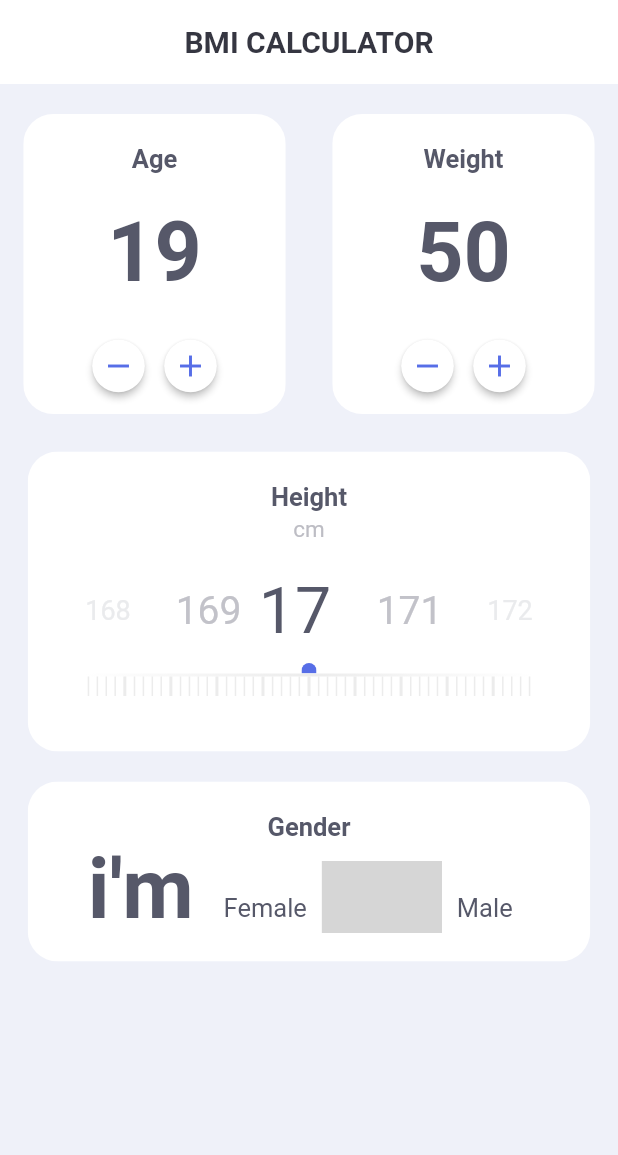
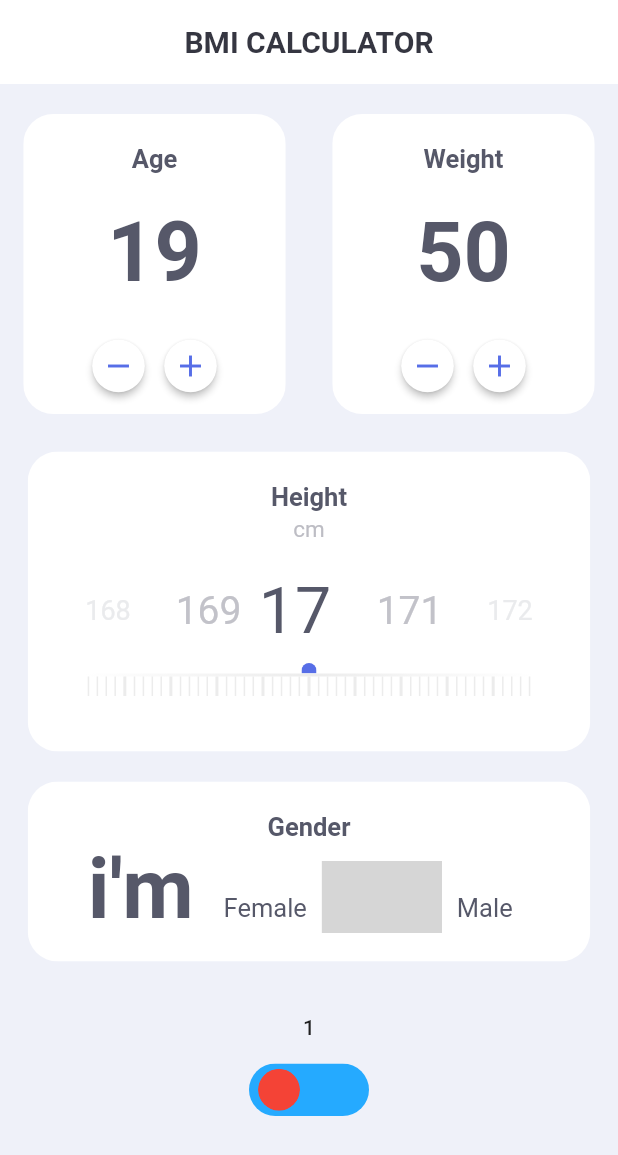
Before and after one commit to kisa002/kinburn, a Flutter app: the screen it shows after launch, after a tap on the "remove" icon, on a phone screen of 412 x 824 dp. Shown: the top 1155 px of the screen. Run offline on Flutter 3.47's test engine with Material 2 defaults, Android fonts, the phone set to English and light mode, and no system bars; our stand-ins replace flutter_swiper; missing offline and left inert: custom_switch; grey boxes are pictures that could not be loaded.

Commit message:
스위치 형태 구현

```diff
--- a/lib/main.dart
+++ b/lib/main.dart
@@ -26,6 +26,9 @@ class KinBurn extends StatefulWidget {
 }
 
 class _KinBurnState extends State<KinBurn> {
+  final int GENDER_MALE = 1;
+  final int GENDER_FEMALE = 2;
+
   final _appbarColor = const Color(0xff353641);
 
   final _textColor = const Color(0xff565869);
@@ -38,6 +41,8 @@ class _KinBurnState extends State<KinBurn> {
   final _primaryColor = const Color(0xff576EE7);
 
   final double _radius = 20;
+
+  int _gender = 1;
 
   int _age = 20;
   int _weight = 50;
@@ -377,6 +382,45 @@ class _KinBurnState extends State<KinBurn> {
                   ),
                 ),
               ),
+            ),
+            SizedBox(
+              height: 20,
+            ),
+            FlatButton(
+              onPressed: () => {
+                setState(() => {
+                  _gender = _gender == GENDER_FEMALE ? GENDER_MALE : GENDER_FEMALE
+//                  _gender += 10
+                })
+              },
+              child: Text('$_gender'),
+            ),
+            SizedBox(
+              width: 80,
+              height: 35,
+              child: ClipRRect(
+                borderRadius: BorderRadius.circular(100),
+                child: Container(
+                  alignment: Alignment.center,
+                  color: Color(0xff25aaff),
+                  child: Container(
+                    margin: EdgeInsets.fromLTRB(_gender == GENDER_FEMALE ? 40 : 0, 0, _gender == GENDER_MALE ? 40 : 0, 0),
+                    child: ClipRRect(
+                      borderRadius: BorderRadius.circular(100),
+                      child: SizedBox(
+                        width: 28,
+                        height: 28,
+                        child: Container(
+                          decoration: BoxDecoration(
+                            shape: BoxShape.circle,
+                            color: Colors.red,
+                          ),
+                        ),
+                      ),
+                    ),
+                  ),
+                )
+              ),
             )
           ],
         ),
```
